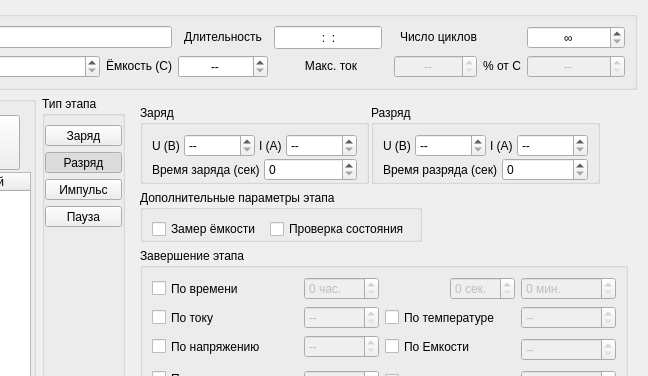
First picture: the form in data/zrmstageseditor.ui, repository dostapazov/powermon_v4, before the edit; both pictures show x 284 to 932 and y 0 to 376 of the 932 by 481 pixel window.
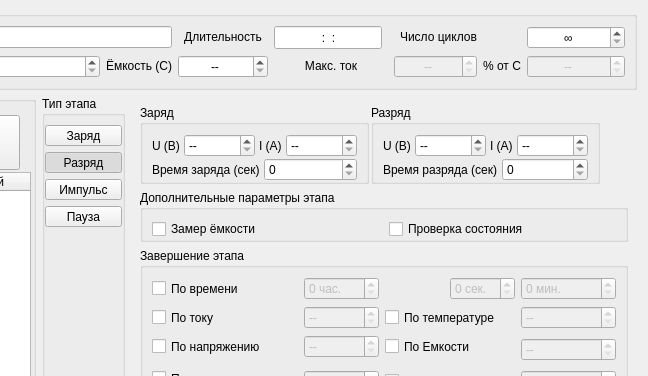
Second picture: the form after the edit. Icons and pictures are not drawn.

Commit message: Improve look & fix some warnings

```diff
--- a/data/zrmstageseditor.ui
+++ b/data/zrmstageseditor.ui
@@ -1062,7 +1062,7 @@
         <item>
          <widget class="QGroupBox" name="stage_flags">
           <property name="sizePolicy">
-           <sizepolicy hsizetype="Maximum" vsizetype="Maximum">
+           <sizepolicy hsizetype="Preferred" vsizetype="Maximum">
             <horstretch>0</horstretch>
             <verstretch>0</verstretch>
            </sizepolicy>
```
The commit also changes 1 other file.
